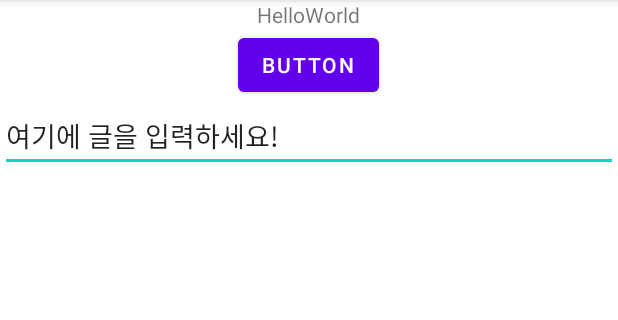
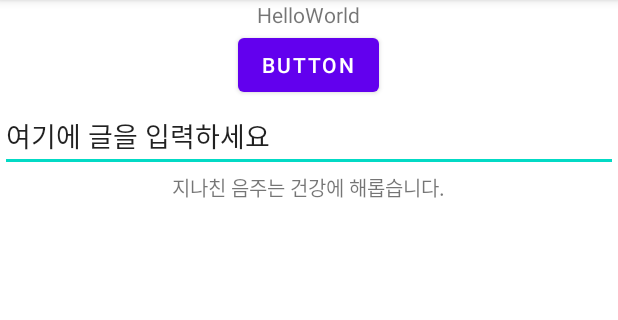
Before and after one commit to ChaeDoll/TeamProject-AlcoholCalculator, an Android app: the screen it shows after launch (MainActivity), on a phone screen of 412 x 824 dp, the part 84-404 px from its top. Run offline under Robolectric (Android 15) with nearby library versions, the phone set to English and light mode, and no system bars.

Commit message:
add 문구

```diff
--- a/app/src/main/java/com/example/alcoholcalculator/MainActivity.kt
+++ b/app/src/main/java/com/example/alcoholcalculator/MainActivity.kt
@@ -3,6 +3,7 @@ package com.example.alcoholcalculator
 import android.content.Intent
 import androidx.appcompat.app.AppCompatActivity
 import android.os.Bundle
+import android.util.Log
 import android.widget.Button
 import android.widget.EditText
 import android.widget.TextView
@@ -12,6 +13,8 @@ class MainActivity : AppCompatActivity() {
     override fun onCreate(savedInstanceState: Bundle?) {
         super.onCreate(savedInstanceState)
         setContentView(R.layout.activity_main)
+        for (i in 0..9) Log.d("Test", "안녕하세요 $i")
+//        ArrayList<Material> materialList = new ArrayList<Material>()
         val changeButton: Button = findViewById(R.id.button)
         val textBox : TextView = findViewById(R.id.textView)
         val editText : EditText = findViewById(R.id.editText)
--- /dev/null
+++ b/app/src/main/java/com/example/alcoholcalculator/Material.kt
@@ -0,0 +1,5 @@
+package com.example.alcoholcalculator
+
+public class Material {
+
+}
--- a/app/src/main/res/layout/activity_main.xml
+++ b/app/src/main/res/layout/activity_main.xml
@@ -5,6 +5,7 @@
     android:layout_width="match_parent"
     android:layout_height="match_parent"
     android:orientation="vertical"
+    android:gravity="center_horizontal"
     tools:context=".MainActivity">
 
     <TextView
@@ -25,5 +26,10 @@
         android:id="@+id/editText"
         android:layout_width="match_parent"
         android:layout_height="wrap_content"
-        android:text="여기에 글을 입력하세요!"/>
+        android:text="여기에 글을 입력하세요"/>
+    <TextView
+        android:layout_width="wrap_content"
+        android:layout_height="wrap_content"
+        android:text="지나친 음주는 건강에 해롭습니다."
+        android:textSize="13dp"/>
 </LinearLayout>
```
